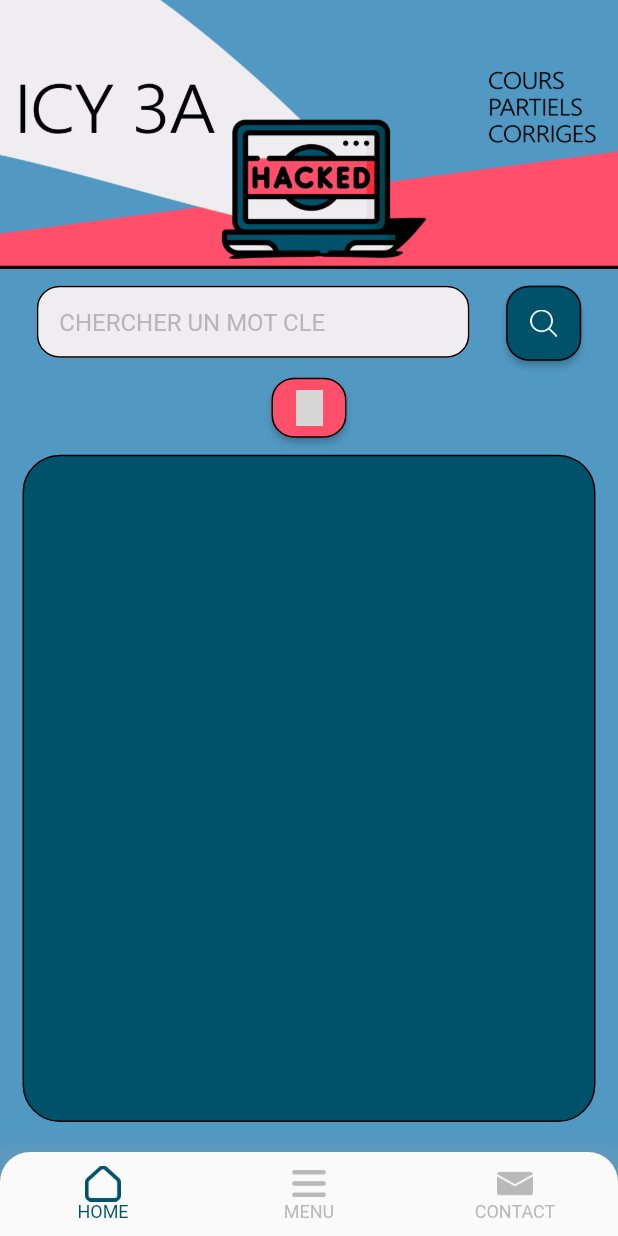
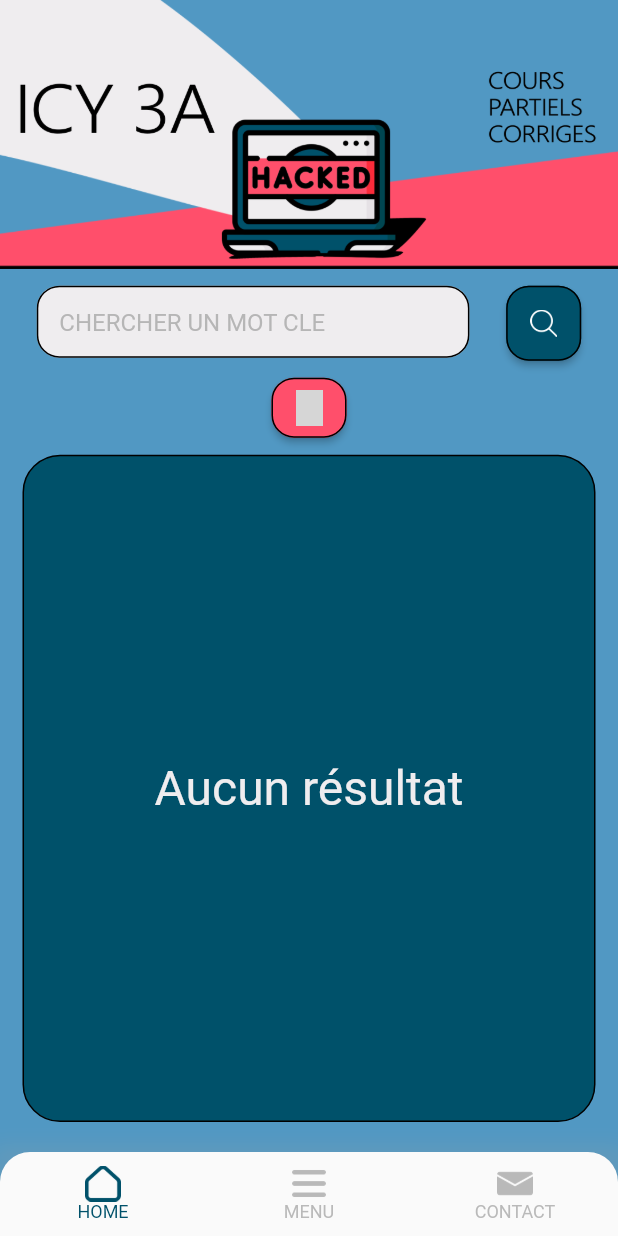
Before and after one commit to B3LIOTT/Appli_ICY, a Flutter app: the screen it shows after launch, on a phone screen of 412 x 824 dp. Run offline on Flutter 3.47's test engine with Material 2 defaults, Android fonts, the phone set to English and light mode, and no system bars; our stand-ins replace cloud_firestore, firebase_core, open_file; accounts and stored records are empty; grey boxes are pictures that could not be loaded.

Commit message:
many changes

```diff
--- a/lib/Info/CoursInfo.dart
+++ b/lib/Info/CoursInfo.dart
@@ -18,7 +18,7 @@ class CoursInfo extends StatelessWidget {
   @override
   Widget build(BuildContext context) {
     return Scaffold(
-      backgroundColor: Color(0xFF5198C3),
+      backgroundColor: const Color(0xFF5198C3),
         body: Column(
           children: [
             Image.asset(
@@ -113,7 +113,7 @@ class CoursInfo extends StatelessWidget {
                       return const Center(child: Text("Error")
                       );
                     }else {
-                      return const Center(child: CircularProgressIndicator(),);
+                      return const Center(child: CircularProgressIndicator());
                     }
                   }
                 ),
--- a/lib/home/widgets/HomeList.dart
+++ b/lib/home/widgets/HomeList.dart
@@ -58,12 +58,21 @@ class _HomeListStatement extends State<HomeList>{
                       width: 1
                   ),
                 ),
-                child: ListView.builder(
-                  itemCount: displayList(_cours, settings.keyWord).length,
+                child:  displayList(_cours, settings.keyWord).isNotEmpty? ListView.builder(
+                  itemCount: _l_display.length,
                   itemBuilder: (context, index) => _l_display[index],
                   padding: const EdgeInsets.all(10),
                 )
-            ),
+                    : const Center(
+                  child: Text(
+                    "Aucun résultat",
+                    style: TextStyle(
+                        color: Color(0xFFEFEDEF),
+                        fontSize: 32
+                    ),
+                  ),
+                ),
+              ),
             ),
           );
         },
```
